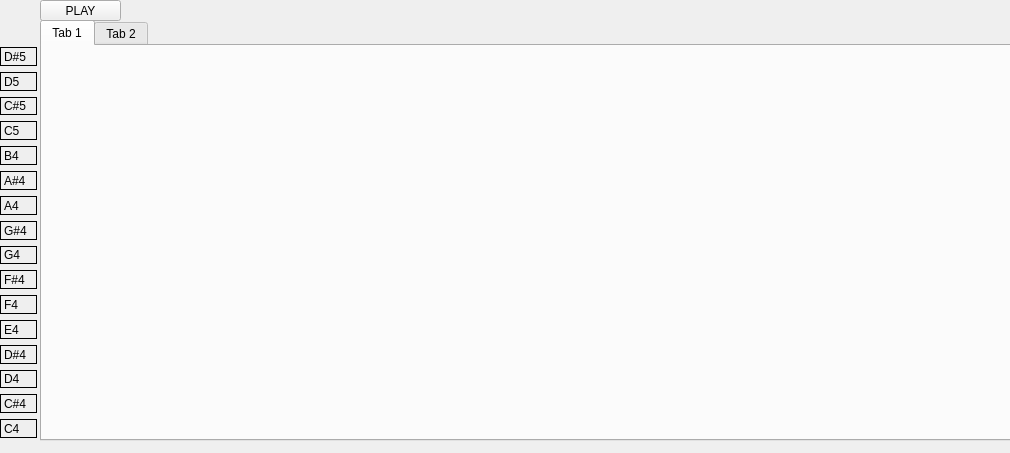
The window that qmake/app/mainwindow.ui (wooseokyourself/assn4) describes before a commit, drawn with Qt 5.
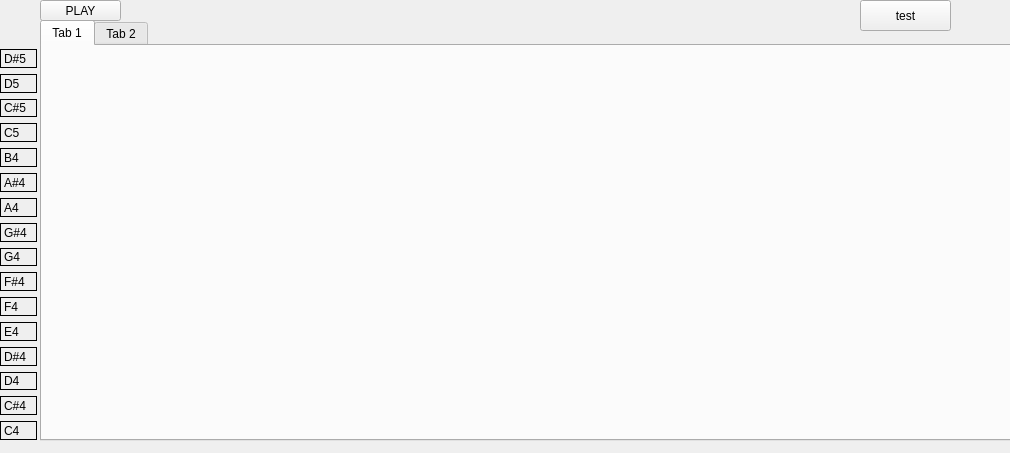
The same window after the commit.

Patch:
```diff
--- a/qmake/app/mainwindow.ui
+++ b/qmake/app/mainwindow.ui
@@ -43,7 +43,7 @@
    <property name="geometry">
     <rect>
      <x>0</x>
-     <y>47</y>
+     <y>49</y>
      <width>37</width>
      <height>391</height>
     </rect>
@@ -224,6 +224,19 @@
     <string>PLAY</string>
    </property>
   </widget>
+  <widget class="QPushButton" name="pushButton">
+   <property name="geometry">
+    <rect>
+     <x>860</x>
+     <y>0</y>
+     <width>91</width>
+     <height>31</height>
+    </rect>
+   </property>
+   <property name="text">
+    <string>test</string>
+   </property>
+  </widget>
  </widget>
  <resources/>
  <connections>
```
